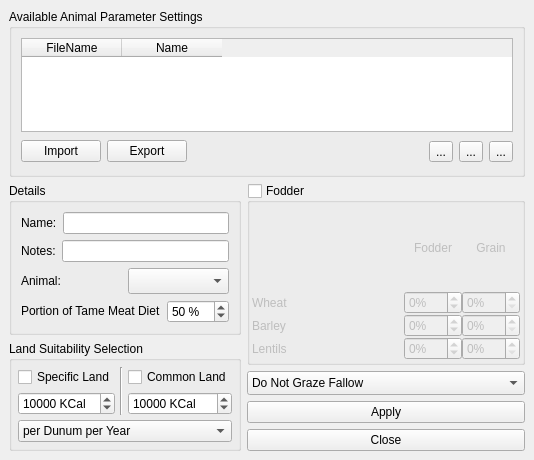
Qt form src/ui/laanimalparametermanagerbase.ui (arkygeek/landuseanalyst) before a commit.
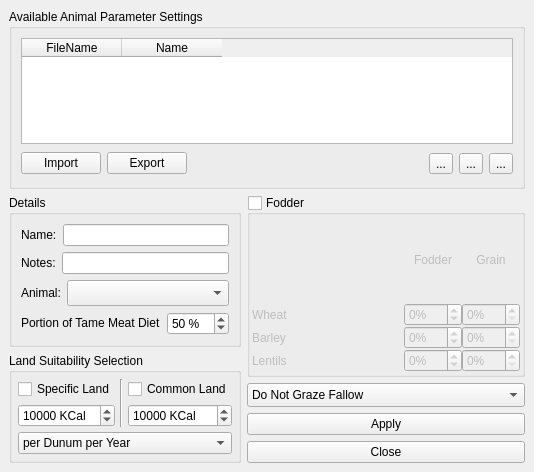
The same form after that commit. Icons and pictures are not drawn.

What changed in the file:
```diff
--- a/src/ui/laanimalparametermanagerbase.ui
+++ b/src/ui/laanimalparametermanagerbase.ui
@@ -6,7 +6,7 @@
     <x>0</x>
     <y>0</y>
     <width>534</width>
-    <height>460</height>
+    <height>472</height>
    </rect>
   </property>
   <property name="minimumSize" >
@@ -47,6 +47,14 @@
         </property>
         <item>
          <widget class="QLabel" name="label_2" >
+          <property name="sizePolicy" >
+           <sizepolicy>
+            <hsizetype>0</hsizetype>
+            <vsizetype>5</vsizetype>
+            <horstretch>0</horstretch>
+            <verstretch>0</verstretch>
+           </sizepolicy>
+          </property>
           <property name="text" >
            <string>Animal:</string>
           </property>
```
